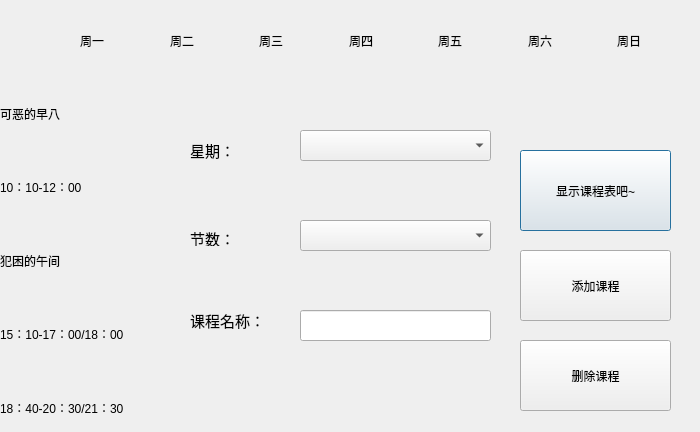
The window that realProgect/coursemsy.ui (Arthur381/QTproject) describes before a commit, drawn with Qt 5.
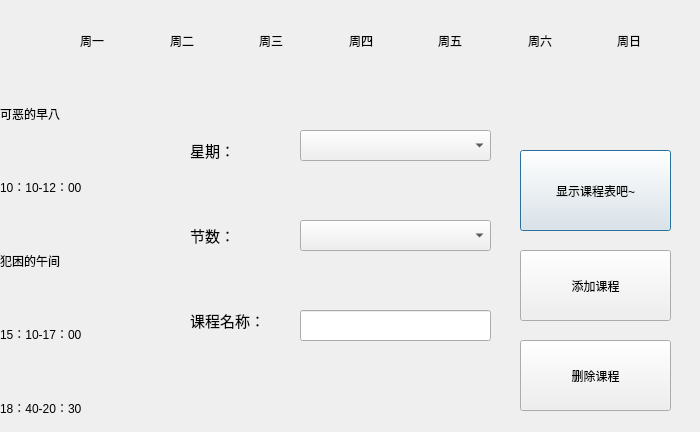
The same window after the commit.

The edit to the form file:
```diff
--- a/realProgect/coursemsy.ui
+++ b/realProgect/coursemsy.ui
@@ -133,14 +133,14 @@
     <item>
      <widget class="QLabel" name="label_12">
       <property name="text">
-       <string>15：10-17：00/18：00</string>
+       <string>15：10-17：00</string>
       </property>
      </widget>
     </item>
     <item>
      <widget class="QLabel" name="label_15">
       <property name="text">
-       <string>18：40-20：30/21：30</string>
+       <string>18：40-20：30</string>
       </property>
      </widget>
     </item>
@@ -191,9 +191,9 @@
    <property name="geometry">
     <rect>
      <x>190</x>
-     <y>230</y>
+     <y>220</y>
      <width>61</width>
-     <height>16</height>
+     <height>31</height>
     </rect>
    </property>
    <property name="font">
@@ -220,7 +220,7 @@
     <rect>
      <x>190</x>
      <y>300</y>
-     <width>101</width>
+     <width>111</width>
      <height>41</height>
     </rect>
    </property>
```
